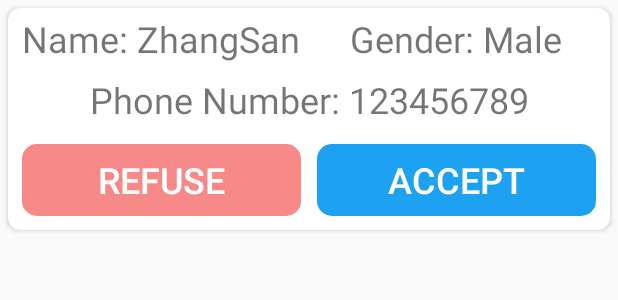
After one commit to whitfield-lyx/EcnuTimeBank, an Android app: the layout item_published_detail.xml on its own in the app's theme, with its tools: preview values and no code run, on a phone screen of 412 x 824 dp. The commit adds this screen. Shown: the top 300 px of the screen. Run offline under Robolectric (Android 15) with nearby library versions, the phone set to English and light mode, and no system bars.

Commit message:
update: 完成审核应聘者页面的页面框架框架

```diff
--- /dev/null
+++ b/ECNUTimeBank Android/app/src/main/res/drawable/btn_refuse.xml
@@ -0,0 +1,15 @@
+<?xml version="1.0" encoding="utf-8"?>
+<selector xmlns:android="http://schemas.android.com/apk/res/android">
+    <item android:state_pressed="false">
+        <shape>
+            <solid android:color="#F78989" android:width="1dp" />
+            <corners android:radius="10dp" />
+        </shape>
+    </item>
+    <item android:state_pressed="true">
+        <shape>
+            <solid android:color="#DD6161" />
+            <corners android:radius="10dp" />
+        </shape>
+    </item>
+</selector>
--- /dev/null
+++ b/ECNUTimeBank Android/app/src/main/res/layout/item_published_detail.xml
@@ -0,0 +1,90 @@
+<?xml version="1.0" encoding="utf-8"?>
+<androidx.cardview.widget.CardView xmlns:android="http://schemas.android.com/apk/res/android"
+    xmlns:app="http://schemas.android.com/apk/res-auto"
+    xmlns:tools="http://schemas.android.com/tools"
+    android:layout_width="match_parent"
+    android:layout_height="wrap_content"
+    android:layout_margin="5dp"
+    app:cardCornerRadius="8dp">
+
+    <LinearLayout
+        android:layout_width="match_parent"
+        android:layout_height="match_parent"
+        android:orientation="vertical">
+
+        <LinearLayout
+            android:layout_width="match_parent"
+            android:layout_height="wrap_content"
+            android:layout_margin="2dp"
+            android:orientation="horizontal"
+            android:padding="2dp">
+
+            <TextView
+                android:id="@+id/employee_name"
+                android:layout_width="0dp"
+                android:layout_height="wrap_content"
+                android:layout_weight="1"
+                android:gravity="center"
+                android:text="Name: ZhangSan"
+                android:textSize="24sp" />
+
+            <TextView
+                android:id="@+id/employee_gender"
+                android:layout_width="0dp"
+                android:layout_height="wrap_content"
+                android:layout_weight="1"
+                android:gravity="center"
+                android:text="Gender: Male"
+                android:textSize="24sp" />
+        </LinearLayout>
+
+        <LinearLayout
+            android:layout_width="match_parent"
+            android:layout_height="wrap_content"
+            android:layout_margin="2dp"
+            android:orientation="horizontal"
+            android:padding="2dp">
+
+            <TextView
+                android:id="@+id/employee_phone"
+                android:layout_width="0dp"
+                android:layout_height="wrap_content"
+                android:layout_weight="1"
+                android:gravity="center"
+                android:text="Phone Number: 123456789"
+                android:textSize="24sp" />
+        </LinearLayout>
+
+        <LinearLayout
+            android:layout_width="match_parent"
+            android:layout_height="wrap_content"
+            android:orientation="horizontal"
+            android:padding="2dp"
+            android:layout_margin="2dp">
+
+            <Button
+                android:id="@+id/refuse_employee_btn"
+                android:layout_width="0dp"
+                android:layout_height="wrap_content"
+                android:layout_weight="1"
+                android:text="refuse"
+                android:textColor="#ffffff"
+                android:layout_margin="5dp"
+                android:textSize="24sp"
+                android:background="@drawable/btn_refuse" />
+
+            <Button
+                android:id="@+id/accept_employee_btn"
+                android:layout_width="0dp"
+                android:layout_height="wrap_content"
+                android:layout_weight="1"
+                android:text="accept"
+                android:textColor="#ffffff"
+                android:textSize="24sp"
+                android:layout_margin="5dp"
+                android:background="@drawable/btn_accept"
+                tools:ignore="ButtonStyle" />
+        </LinearLayout>
+
+    </LinearLayout>
+</androidx.cardview.widget.CardView>
```
Also changed, not shown: ECNUTimeBank Android/app/src/main/AndroidManifest.xml (+6 -4 lines), ECNUTimeBank Android/app/src/main/java/com/example/ecnutimebank/entity/Employee.java (added, +8 -0 lines), ECNUTimeBank Android/app/src/main/java/com/example/ecnutimebank/ui/publish/PublishedDetailActivity.java (added, +67 -0 lines), ECNUTimeBank Android/app/src/main/java/com/example/ecnutimebank/ui/publish/PublishedDetailAdapter.java (added, +88 -0 lines), ECNUTimeBank Android/app/src/main/java/com/example/ecnutimebank/ui/publish/PublishedFragment.java (+13 -0 lines), ECNUTimeBank Android/app/src/main/res/layout/activity_published_detail.xml (added, +25 -0 lines), ECNUTimeBank Android/app/src/main/res/layout/content_published_detail.xml (added, +27 -0 lines), ECNUTimeBank Android/app/src/main/res/layout/published_fragment.xml (+12 -3 lines).
